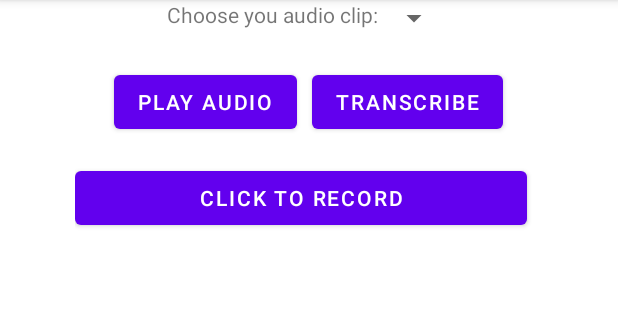
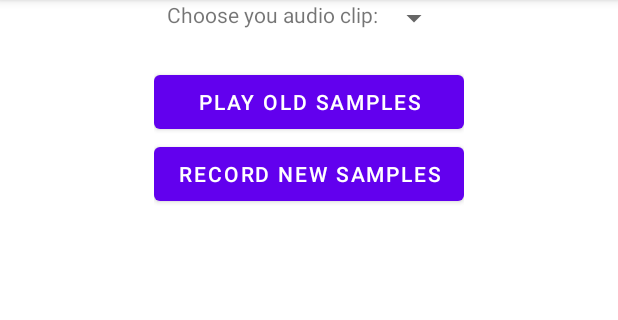
Before and after one commit to liuyibox/EMSAssist-android, an Android app: the screen it shows after launch (AsrActivity), on a phone screen of 412 x 824 dp, the part 84-404 px from its top. Run offline under Robolectric (Android 15) with nearby library versions, the phone set to English and light mode, and no system bars; libraries missing offline, so code that uses them is left out: com.google.firebase.crashlytics, com.jlibrosa.audio; network calls fail; 2 statements that could not run were skipped.

```diff
--- a/emsBert-int/android/app/src/main/java/org/tensorflow/lite/examples/emsassist/ui/AsrActivity.java
+++ b/emsBert-int/android/app/src/main/java/org/tensorflow/lite/examples/emsassist/ui/AsrActivity.java
@@ -111,7 +111,7 @@ public class AsrActivity extends AppCompatActivity implements AdapterView.OnItem
     private WavAudioRecorder mRecorder;
     private String mRecordFilePath;
 
-    private final static String TAG = "TfLiteASR";
+    private final static String TAG = "AsrActivity";
     private final static int SAMPLE_RATE = 16000;
     private final static int DEFAULT_AUDIO_DURATION = -1;
     private final static String TFLITE_FILE = "emsConformer.tflite";
@@ -195,20 +195,20 @@ public class AsrActivity extends AppCompatActivity implements AdapterView.OnItem
         audioClipSpinner.setAdapter(adapter);
         audioClipSpinner.setOnItemSelectedListener(this);
 
-        playAudioButton = findViewById(R.id.play);
-        playAudioButton.setOnClickListener(new View.OnClickListener() {
-            @Override
-            public void onClick(View view) {
-                try (AssetFileDescriptor assetFileDescriptor = getAssets().openFd(wavFilename)) {
-                    mediaPlayer.reset();
-                    mediaPlayer.setDataSource(assetFileDescriptor.getFileDescriptor(), assetFileDescriptor.getStartOffset(), assetFileDescriptor.getLength());
-                    mediaPlayer.prepare();
-                } catch (Exception e) {
-                    Log.e(TAG, e.getMessage());
-                }
-                mediaPlayer.start();
-            }
-        });
+//        playAudioButton = findViewById(R.id.play);
+//        playAudioButton.setOnClickListener(new View.OnClickListener() {
+//            @Override
+//            public void onClick(View view) {
+//                try (AssetFileDescriptor assetFileDescriptor = getAssets().openFd(wavFilename)) {
+//                    mediaPlayer.reset();
+//                    mediaPlayer.setDataSource(assetFileDescriptor.getFileDescriptor(), assetFileDescriptor.getStartOffset(), assetFileDescriptor.getLength());
+//                    mediaPlayer.prepare();
+//                } catch (Exception e) {
+//                    Log.e(TAG, e.getMessage());
+//                }
+//                mediaPlayer.start();
+//            }
+//        });
 
         transcribeButton = findViewById(R.id.recognize);
         resultTextview = findViewById(R.id.result);
@@ -217,7 +217,11 @@ public class AsrActivity extends AppCompatActivity implements AdapterView.OnItem
             @RequiresApi(api = Build.VERSION_CODES.M)
             @Override
             public void onClick(View view) {
-                try {
+                try (AssetFileDescriptor assetFileDescriptor = getAssets().openFd(wavFilename)){
+                    mediaPlayer.reset();
+                    mediaPlayer.setDataSource(assetFileDescriptor.getFileDescriptor(), assetFileDescriptor.getStartOffset(), assetFileDescriptor.getLength());
+                    mediaPlayer.prepare();
+
                     Log.i(TAG, "Conformer preprocessing starts after Click");
                     long conf_prepros_start = System.currentTimeMillis();
                     float audioFeatureValues[] = jLibrosa.loadAndRead(copyWavFileToCache(wavFilename), SAMPLE_RATE, DEFAULT_AUDIO_DURATION);
@@ -272,9 +276,18 @@ public class AsrActivity extends AppCompatActivity implements AdapterView.OnItem
                 } catch (Exception e) {
                     Log.e(TAG, e.getMessage());
                 }
+                mediaPlayer.start();
             }
         });
 
+
+        // Setup QA client to and background thread to run inference.
+        HandlerThread handlerThread = new HandlerThread("QAClient");
+        handlerThread.start();
+        handler = new Handler(handlerThread.getLooper());
+        qaClient = new QaClient(this);
+
+//        IntBuffer outputBuffer = IntBuffer.allocate(20000);
 
         playEMSAssistButton = findViewById(R.id.playEMSAssist);
         playEMSAssistButton.setOnClickListener(new View.OnClickListener() {
@@ -297,31 +310,27 @@ public class AsrActivity extends AppCompatActivity implements AdapterView.OnItem
                         playEMSAssistButton.setText(R.string.click_to_stop);
 //                        STATE_MIC = false;
                     } else if (WavAudioRecorder.State.ERROR == mRecorder.getState()) {
-//                        mRecorder.release();
+                        mRecorder.release();
+//                        mRecorder.reset();
                         mRecorder = WavAudioRecorder.getInstanse();
-//                        mRecorder.setOutputFile(mRecordFilePath);
+                        mRecorder.setOutputFile(mRecordFilePath);
                         playEMSAssistButton.setText(R.string.click_to_record);
                     } else {
                         mRecorder.stop();
+//                        Log.i(TAG, "after stop mRecorder state: " + mRecorder.getState());
                         mRecorder.reset();
+//                        Log.i(TAG, "after stop/reset mRecorder state: " + mRecorder.getState());
+//                        mRecorder.prepare();
                         playEMSAssistButton.setText(R.string.click_to_record);
-//                    }
-//
-//                    if(STATE_MIC){
-//                        startRecording();
-//                        playEMSAssistButton.setText(R.string.click_to_stop);
-//                        STATE_MIC = false;
-//                    }else{
-//                        stopRecording();
-//                        playEMSAssistButton.setText(R.string.click_to_record);
-//                        STATE_MIC = true;
 
+//                        try {
                         Log.i(TAG, "Conformer preprocessing starts after Click");
                         long conf_prepros_start = System.currentTimeMillis();
                         float audioFeatureValues[] = jLibrosa.loadAndRead(mRecordFilePath, SAMPLE_RATE, DEFAULT_AUDIO_DURATION);
 
                         Object[] inputArray = {audioFeatureValues};
                         IntBuffer outputBuffer = IntBuffer.allocate(2000);
+//                            outputBuffer.clear();
 
                         Map<Integer, Object> outputMap = new HashMap<>();
                         outputMap.put(0, outputBuffer);
@@ -337,7 +346,7 @@ public class AsrActivity extends AppCompatActivity implements AdapterView.OnItem
                         Log.i(TAG, "******** Conformer preprocessing Latency : " + conf_prepros_latency);
 
                         long conf_infer_start = System.currentTimeMillis();
-                        Log.i(TAG, "Called the Conformer model for inference...");
+                        Log.i(TAG, "Calling the Conformer model for inference...");
                         tfLiteASR.runForMultipleInputsOutputs(inputArray, outputMap);
                         long conf_infer_latency = System.currentTimeMillis() - conf_infer_start;
                         Log.i(TAG, "******** Conformer Latency : " + conf_infer_latency);
@@ -349,6 +358,9 @@ public class AsrActivity extends AppCompatActivity implements AdapterView.OnItem
                         outputBuffer.get(outputArray);
                         StringBuilder finalResult = new StringBuilder();
                         for (int i=0; i < outputSize; i++) {
+//                                if(!isEnglishLetter(outputArray[i])){
+//                                    throw new java.lang.Error("asr outputs non-English characters");
+//                                }
                             char c = (char) outputArray[i];
                             if (outputArray[i] != 0) {
                                 finalResult.append((char) outputArray[i]);
@@ -368,9 +380,12 @@ public class AsrActivity extends AppCompatActivity implements AdapterView.OnItem
                         Log.i(TAG, "Got result from predict function on myResult");
                         resultTextview.setText(textToFeed);
                         predictionView.setText(display);
+
+//                        tfLiteModel = null;
+//                        tfLiteASR = null;
                     }
 
-                    Log.i(TAG, "after click mRecorder state: " + mRecorder.getState());
+//                    Log.i(TAG, "after click mRecorder state: " + mRecorder.getState());
                 } catch (Exception e) {
                     Log.e(TAG, e.getMessage());
                 }
@@ -378,11 +393,19 @@ public class AsrActivity extends AppCompatActivity implements AdapterView.OnItem
 
         });
 
-        // Setup QA client to and background thread to run inference.
-        HandlerThread handlerThread = new HandlerThread("QAClient");
-        handlerThread.start();
-        handler = new Handler(handlerThread.getLooper());
-        qaClient = new QaClient(this);
+//        // Setup QA client to and background thread to run inference.
+//        HandlerThread handlerThread = new HandlerThread("QAClient");
+//        handlerThread.start();
+//        handler = new Handler(handlerThread.getLooper());
+//        qaClient = new QaClient(this);
+    }
+
+    private boolean isEnglishLetter(int asciiCode){
+        if((asciiCode >= 65 && asciiCode <= 90) || (asciiCode >= 97 && asciiCode <= 122)){
+            return true;
+        }else{
+            return false;
+        }
     }
 
     private void startRecording() {
--- a/emsBert-int/android/app/src/main/java/org/tensorflow/lite/examples/emsassist/ui/WavAudioRecorder.java
+++ b/emsBert-int/android/app/src/main/java/org/tensorflow/lite/examples/emsassist/ui/WavAudioRecorder.java
@@ -13,6 +13,7 @@ import android.util.Log;
 public class WavAudioRecorder {
 //	private final static int[] sampleRates = {44100, 22050, 11025, 8000};
 	private final static int sampleRate = 16000;
+	private final static String TAG = "WavAudioRecorder";
 	public static WavAudioRecorder getInstanse() {
 		WavAudioRecorder result = null;
 		int i=0;
@@ -93,9 +94,12 @@ public class WavAudioRecorder {
 			int numOfBytes = audioRecorder.read(buffer, 0, buffer.length); // read audio data to buffer
 //			Log.d(WavAudioRecorder.this.getClass().getName(), state + ":" + numOfBytes);
 			try {
-				randomAccessWriter.write(buffer); 		  // write audio data to file
-				payloadSize += buffer.length;
+				if(numOfBytes != 0) {
+					randomAccessWriter.write(buffer);          // write audio data to file
+					payloadSize += buffer.length;
+				}
 			} catch (IOException e) {
+//				Log.i(TAG, "numOfBytes = " + numOfBytes);
 				Log.e(WavAudioRecorder.class.getName(), "Error occured in updateListener, recording is aborted");
 				e.printStackTrace();
 			}
--- a/emsBert-int/android/app/src/main/res/layout/activity_main.xml
+++ b/emsBert-int/android/app/src/main/res/layout/activity_main.xml
@@ -44,37 +44,20 @@
         <LinearLayout
             android:layout_width="wrap_content"
             android:layout_height="wrap_content"
+            android:gravity="center"
             android:orientation="vertical">
 
-            <LinearLayout
-                android:layout_width="311dp"
+            <Button
+                android:id="@+id/recognize"
+                android:layout_width="match_parent"
                 android:layout_height="wrap_content"
-                android:layout_marginBottom="16dp"
-                android:gravity="center"
-                android:orientation="horizontal">
-
-                <Button
-                    android:id="@+id/play"
-                    android:layout_width="wrap_content"
-                    android:layout_height="wrap_content"
-                    android:layout_marginRight="10dp"
-                    android:text="Play audio" />
-
-                <Button
-                    android:id="@+id/recognize"
-                    android:layout_width="wrap_content"
-                    android:layout_height="wrap_content"
-                    android:text="Transcribe" />
-
-            </LinearLayout>
+                android:text="Play old samples" />
 
             <Button
                 android:id="@+id/playEMSAssist"
                 android:layout_width="match_parent"
                 android:layout_height="wrap_content"
-                android:layout_marginRight="10dp"
-                android:text="Click to Record"
-                android:textAlignment="gravity" />
+                android:text="Record New samples" />
 
         </LinearLayout>
 
--- a/emsBert-int/android/app/src/main/res/values/strings.xml
+++ b/emsBert-int/android/app/src/main/res/values/strings.xml
@@ -1,5 +1,5 @@
 <resources>
     <string name="app_name">Speech recognition</string>
-    <string name="click_to_stop">Click to Stop</string>
-    <string name="click_to_record">Click to Record</string>
+    <string name="click_to_stop">Stop Recording</string>
+    <string name="click_to_record">Record New Samples</string>
 </resources>
```
